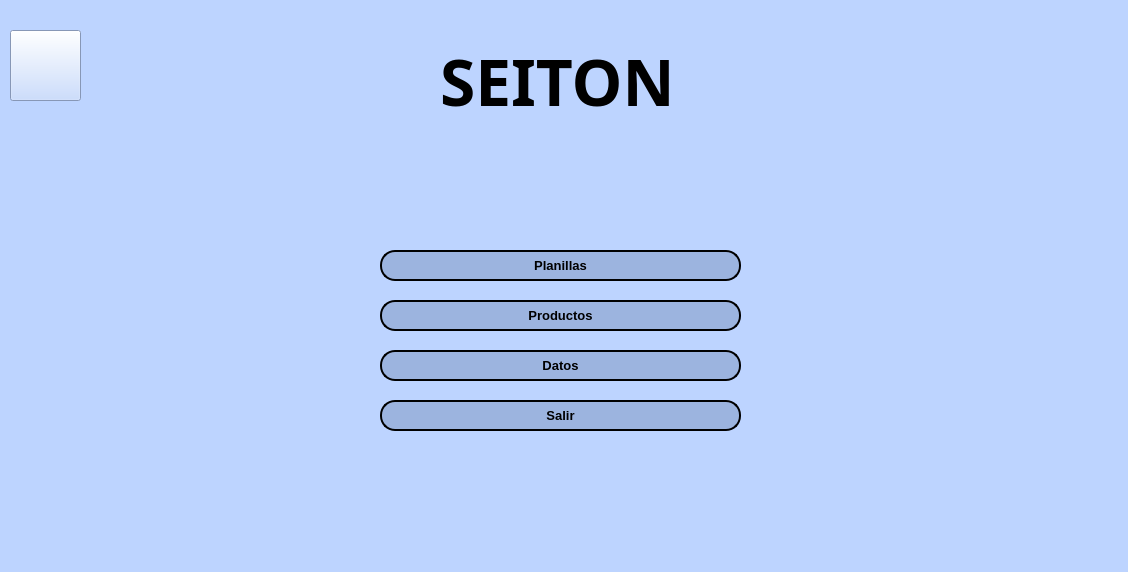
Qt form menu_principal.ui (GabrieLombardi/Seiton) before a commit.
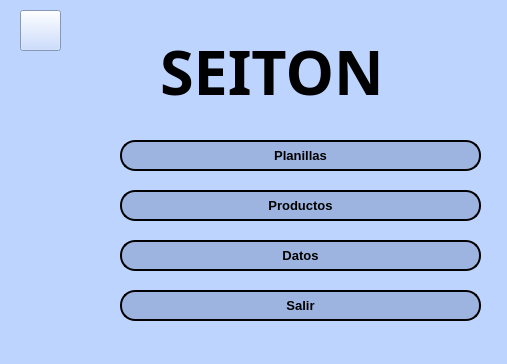
The same form after that commit. Icons and pictures are not drawn.

```diff
--- a/menu_principal.ui
+++ b/menu_principal.ui
@@ -6,8 +6,8 @@
    <rect>
     <x>0</x>
     <y>0</y>
-    <width>1128</width>
-    <height>572</height>
+    <width>507</width>
+    <height>364</height>
    </rect>
   </property>
   <property name="palette">
@@ -431,16 +431,16 @@
   <widget class="QLabel" name="label">
    <property name="geometry">
     <rect>
-     <x>440</x>
-     <y>40</y>
-     <width>261</width>
+     <x>160</x>
+     <y>30</y>
+     <width>291</width>
      <height>81</height>
     </rect>
    </property>
    <property name="font">
     <font>
      <family>Cascadia Mono</family>
-     <pointsize>48</pointsize>
+     <pointsize>46</pointsize>
      <weight>75</weight>
      <bold>true</bold>
     </font>
@@ -452,8 +452,8 @@
   <widget class="QPushButton" name="pushButton_2">
    <property name="geometry">
     <rect>
-     <x>380</x>
-     <y>250</y>
+     <x>120</x>
+     <y>140</y>
      <width>361</width>
      <height>31</height>
     </rect>
@@ -566,8 +566,8 @@
   <widget class="QPushButton" name="pushButton_3">
    <property name="geometry">
     <rect>
-     <x>380</x>
-     <y>300</y>
+     <x>120</x>
+     <y>190</y>
      <width>361</width>
      <height>31</height>
     </rect>
@@ -589,8 +589,8 @@
   <widget class="QPushButton" name="pushButton_4">
    <property name="geometry">
     <rect>
-     <x>380</x>
-     <y>400</y>
+     <x>120</x>
+     <y>290</y>
      <width>361</width>
      <height>31</height>
     </rect>
@@ -612,8 +612,8 @@
   <widget class="QPushButton" name="pushButton_5">
    <property name="geometry">
     <rect>
-     <x>380</x>
-     <y>350</y>
+     <x>120</x>
+     <y>240</y>
      <width>361</width>
      <height>31</height>
     </rect>
@@ -635,10 +635,10 @@
   <widget class="QPushButton" name="pushButton">
    <property name="geometry">
     <rect>
-     <x>10</x>
-     <y>30</y>
-     <width>71</width>
-     <height>71</height>
+     <x>20</x>
+     <y>10</y>
+     <width>41</width>
+     <height>41</height>
     </rect>
    </property>
    <property name="text">
```
Left out of the diff: 10 changed lines with no effect on the pictures.
